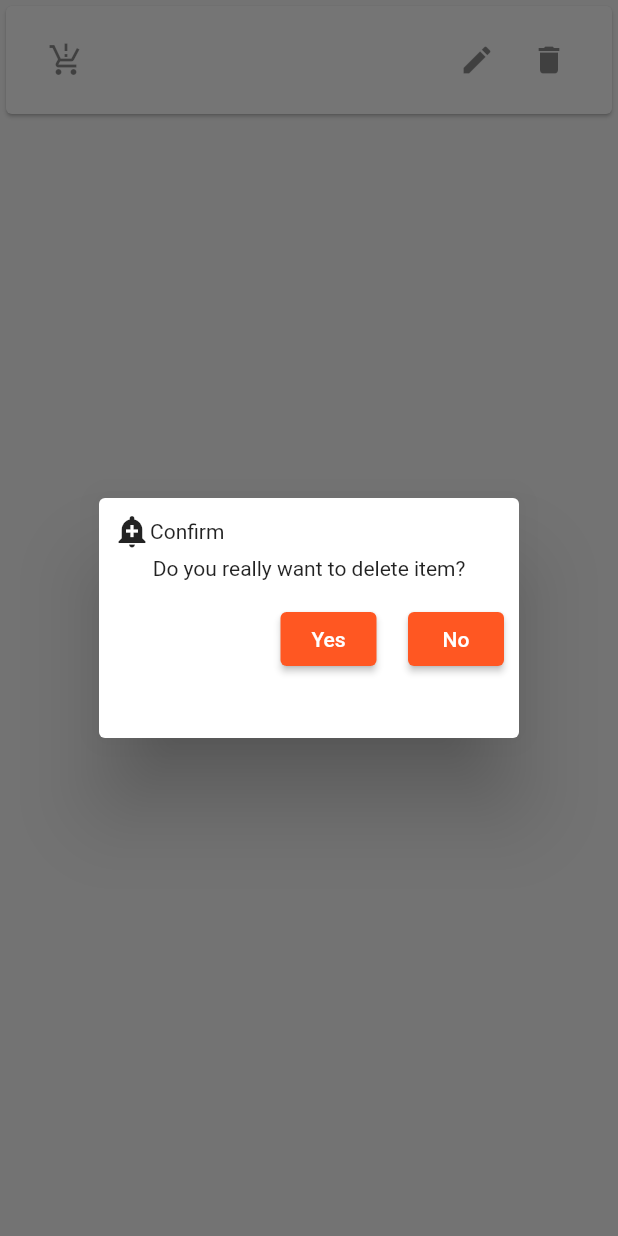
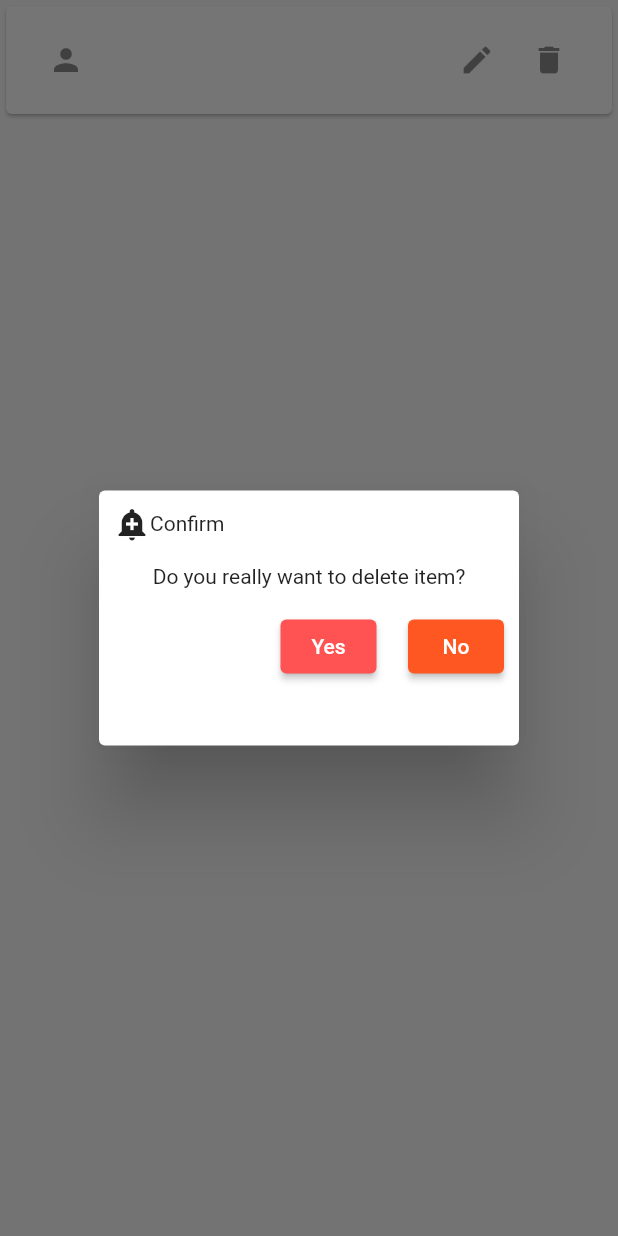
Before and after one commit to MinJaehyun/first_project, a Flutter app: the ProductEdit widget shown alone on an empty page, opened directly with empty values, after a tap on the "delete" icon, on a phone screen of 412 x 824 dp. Run offline on Flutter 3.47's test engine with Material 2 defaults, Android fonts, the phone set to English and light mode, and no system bars; our stand-ins replace cloud_firestore, firebase_auth, firebase_core, flutter_dotenv, flutter_svg, fluttertoast and 7 more; accounts and stored records are empty.

Commit message:
추 후 user info 담기위한 icon 변경

```diff
--- a/lib/main30/screen/product_crud.dart
+++ b/lib/main30/screen/product_crud.dart
@@ -36,7 +36,7 @@ class _ProductEditState extends State<ProductEdit> {
             child: Container(
               padding: const EdgeInsets.all(10),
               width: 100,
-              height: 160,
+              height: 170,
               child: Column(
                 children: [
                   Row(
@@ -45,7 +45,7 @@ class _ProductEditState extends State<ProductEdit> {
                       Text('Confirm'),
                     ],
                   ),
-                  const SizedBox(height: 5),
+                  const SizedBox(height: 15),
                   const Text('Do you really want to delete item?'),
                   const SizedBox(height: 15),
                   Row(
@@ -65,6 +65,7 @@ class _ProductEditState extends State<ProductEdit> {
                             debugPrint(e.toString());
                           }
                         },
+                        style: ElevatedButton.styleFrom(backgroundColor: Colors.redAccent),
                         child: const Text('Yes'),
                       ),
                       ElevatedButton(
@@ -91,7 +92,7 @@ class _ProductEditState extends State<ProductEdit> {
     return Card(
       child: ListTile(
         leading: IconButton(
-          icon: const Icon(Icons.production_quantity_limits),
+          icon: const Icon(Icons.person),
           onPressed: () {
             // todo: 2개의 컬렉션 가져오려면? Navigator.push 로 페이지 이동하여 body에 stream builder 설정?
           },
```
